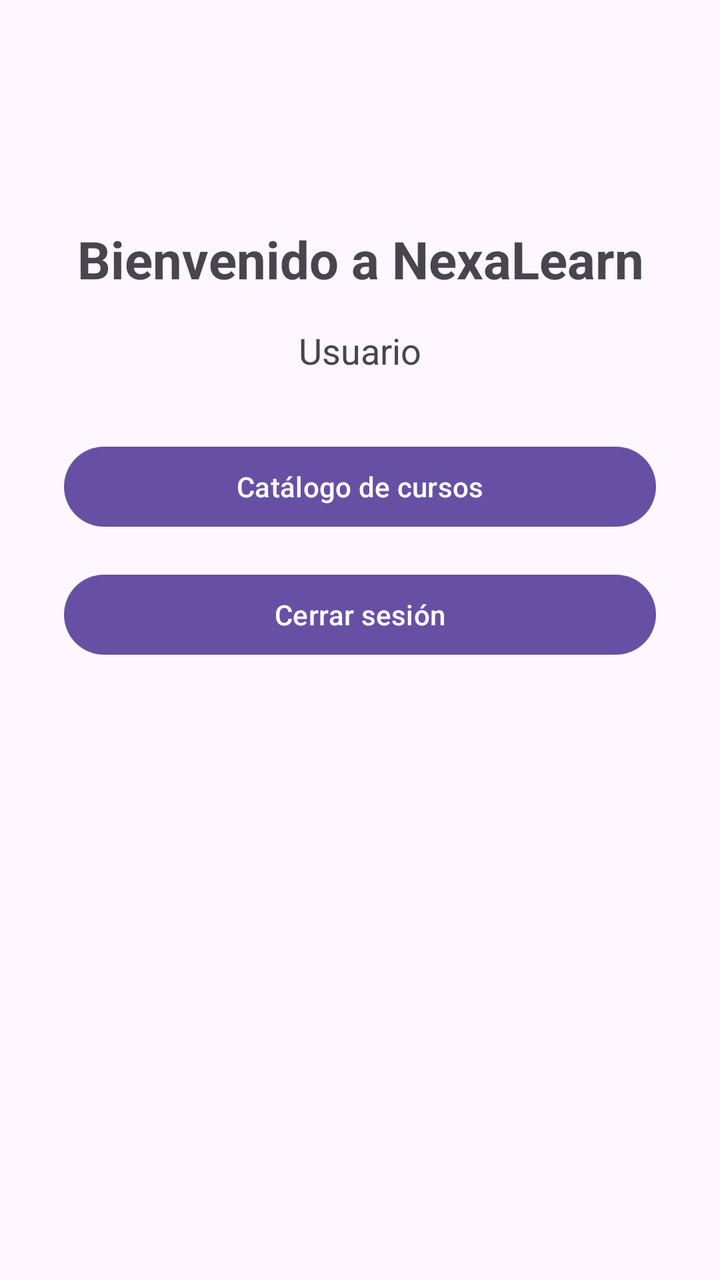
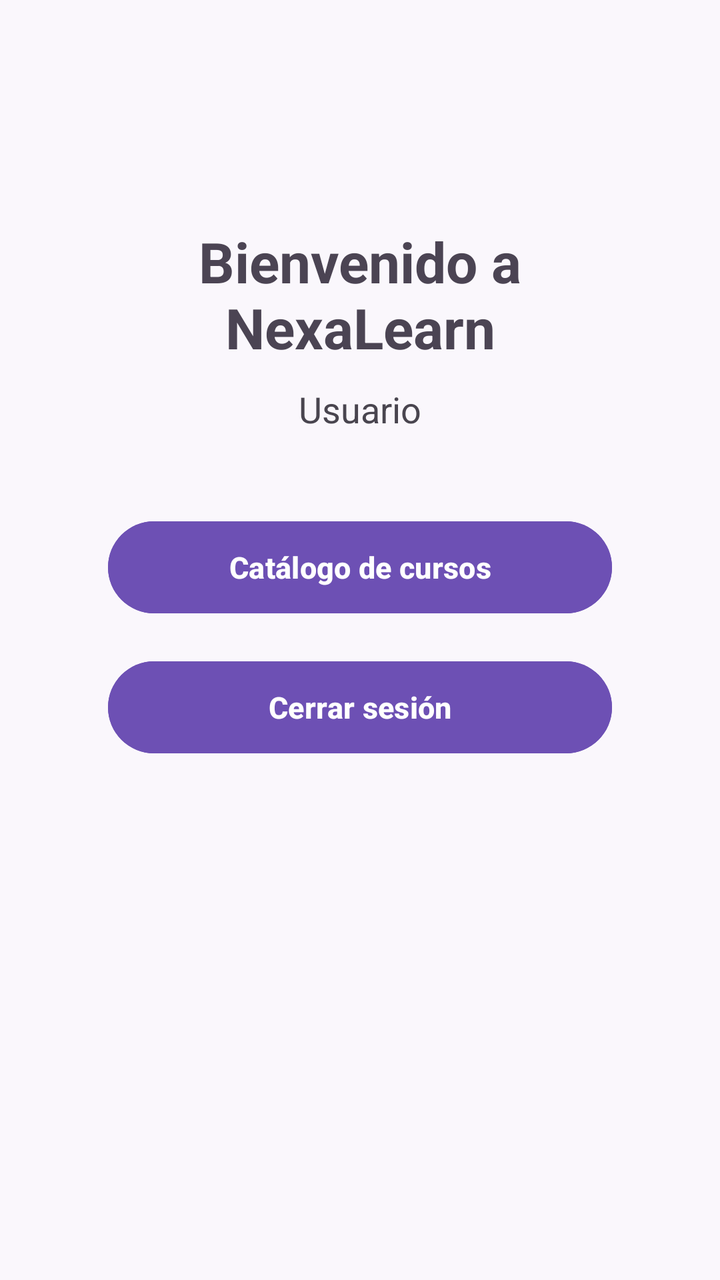

Compare the two renders of this Android layout. The source of the first and the diff that turns it into the second are given below.
<!-- AndroidManifest.xml: application theme Theme.AILearningMobile -->
<!-- res/layout/activity_home.xml -->
<?xml version="1.0" encoding="utf-8"?>
<ScrollView
    xmlns:android="http://schemas.android.com/apk/res/android"
    android:layout_width="match_parent"
    android:layout_height="match_parent">

    <LinearLayout
        android:id="@+id/main"
        android:layout_width="match_parent"
        android:layout_height="wrap_content"
        android:orientation="vertical"
        android:gravity="center_horizontal"
        android:padding="32dp">

        <TextView
            android:id="@+id/textBienvenida"
            android:layout_width="wrap_content"
            android:layout_height="wrap_content"
            android:text="Bienvenido a NexaLearn"
            android:textSize="26sp"
            android:textStyle="bold"
            android:gravity="center"
            android:layout_marginTop="80dp"
            android:layout_marginBottom="16dp" />

        <TextView
            android:id="@+id/textUsuario"
            android:layout_width="wrap_content"
            android:layout_height="wrap_content"
            android:text="Usuario"
            android:textSize="18sp"
            android:layout_marginBottom="32dp" />

        <Button
            android:id="@+id/btnBuscarUsuario"
            android:layout_width="match_parent"
            android:layout_height="wrap_content"
            android:text="Buscar usuario"
            android:textAllCaps="false"
            android:layout_marginBottom="16dp"
            android:visibility="gone" />

        <Button
            android:id="@+id/btnCursos"
            android:layout_width="match_parent"
            android:layout_height="wrap_content"
            android:text="Catálogo de cursos"
            android:textAllCaps="false"
            android:layout_marginBottom="16dp" />

        <Button
            android:id="@+id/btnMisCursos"
            android:layout_width="match_parent"
            android:layout_height="wrap_content"
            android:text="Mis cursos"
            android:textAllCaps="false"
            android:layout_marginBottom="16dp"
            android:visibility="gone" />

        <Button
            android:id="@+id/btnGestionarActividades"
            android:layout_width="match_parent"
            android:layout_height="wrap_content"
            android:text="Gestionar actividades"
            android:textAllCaps="false"
            android:layout_marginBottom="16dp"
            android:visibility="gone" />

        <Button
            android:id="@+id/btnCalificarActividades"
            android:layout_width="match_parent"
            android:layout_height="wrap_content"
            android:text="Calificar actividades"
            android:textAllCaps="false"
            android:layout_marginBottom="16dp"
            android:visibility="gone" />

        <Button

            android:id="@+id/btnCertificados"
            android:layout_width="match_parent"
            android:layout_height="wrap_content"
            android:text="Mis certificados"
            android:textAllCaps="false"
            android:layout_marginBottom="16dp"
            android:visibility="gone"

            />

        <Button

            android:id="@+id/btnEspaciosEducativos"
            android:layout_height="match_parent"
            android:layout_width="wrap_content"

            android:text = "Espacios educativos cercanos"
            android:textAllCaps="false"

            android:layout_marginBottom="16dp"
            android:visibility="gone"

            />


        <Button

            android:id="@+id/btnCerrarSesion"
            android:layout_width="match_parent"
            android:layout_height="wrap_content"
            android:text="Cerrar sesión"
            android:textAllCaps="false"

            />

    </LinearLayout>

</ScrollView>
<!-- resources referenced by this layout -->
<resources>
  <style name="Theme.AILearningMobile" parent="Base.Theme.AILearningMobile" />
  <style name="Base.Theme.AILearningMobile" parent="Theme.Material3.DayNight.NoActionBar">
          
          
      </style>
</resources>

<!-- the commit's change to res/layout/activity_home.xml (unified diff, before → after) -->
@@ -1,117 +1,15 @@
 <?xml version="1.0" encoding="utf-8"?>
-<ScrollView
-    xmlns:android="http://schemas.android.com/apk/res/android"
-    android:layout_width="match_parent"
-    android:layout_height="match_parent">
-
-    <LinearLayout
-        android:id="@+id/main"
-        android:layout_width="match_parent"
-        android:layout_height="wrap_content"
-        android:orientation="vertical"
-        android:gravity="center_horizontal"
-        android:padding="32dp">
-
-        <TextView
-            android:id="@+id/textBienvenida"
-            android:layout_width="wrap_content"
-            android:layout_height="wrap_content"
-            android:text="Bienvenido a NexaLearn"
-            android:textSize="26sp"
-            android:textStyle="bold"
-            android:gravity="center"
-            android:layout_marginTop="80dp"
-            android:layout_marginBottom="16dp" />
-
-        <TextView
-            android:id="@+id/textUsuario"
-            android:layout_width="wrap_content"
-            android:layout_height="wrap_content"
-            android:text="Usuario"
-            android:textSize="18sp"
-            android:layout_marginBottom="32dp" />
-
-        <Button
-            android:id="@+id/btnBuscarUsuario"
-            android:layout_width="match_parent"
-            android:layout_height="wrap_content"
-            android:text="Buscar usuario"
-            android:textAllCaps="false"
-            android:layout_marginBottom="16dp"
-            android:visibility="gone" />
-
-        <Button
-            android:id="@+id/btnCursos"
-            android:layout_width="match_parent"
-            android:layout_height="wrap_content"
-            android:text="Catálogo de cursos"
-            android:textAllCaps="false"
-            android:layout_marginBottom="16dp" />
-
-        <Button
-            android:id="@+id/btnMisCursos"
-            android:layout_width="match_parent"
-            android:layout_height="wrap_content"
-            android:text="Mis cursos"
-            android:textAllCaps="false"
-            android:layout_marginBottom="16dp"
-            android:visibility="gone" />
-
-        <Button
-            android:id="@+id/btnGestionarActividades"
-            android:layout_width="match_parent"
-            android:layout_height="wrap_content"
-            android:text="Gestionar actividades"
-            android:textAllCaps="false"
-            android:layout_marginBottom="16dp"
-            android:visibility="gone" />
-
-        <Button
-            android:id="@+id/btnCalificarActividades"
-            android:layout_width="match_parent"
-            android:layout_height="wrap_content"
-            android:text="Calificar actividades"
-            android:textAllCaps="false"
-            android:layout_marginBottom="16dp"
-            android:visibility="gone" />
-
-        <Button
-
-            android:id="@+id/btnCertificados"
-            android:layout_width="match_parent"
-            android:layout_height="wrap_content"
-            android:text="Mis certificados"
-            android:textAllCaps="false"
-            android:layout_marginBottom="16dp"
-            android:visibility="gone"
-
-            />
-
-        <Button
-
-            android:id="@+id/btnEspaciosEducativos"
-            android:layout_height="match_parent"
-            android:layout_width="wrap_content"
-
-            android:text = "Espacios educativos cercanos"
-            android:textAllCaps="false"
-
-            android:layout_marginBottom="16dp"
-            android:visibility="gone"
-
-            />
-
-
-        <Button
-
-            android:id="@+id/btnCerrarSesion"
-            android:layout_width="match_parent"
-            android:layout_height="wrap_content"
-            android:text="Cerrar sesión"
-            android:textAllCaps="false"
-
-            />
-
-    </LinearLayout>
-
+<ScrollView xmlns:android="http://schemas.android.com/apk/res/android" android:layout_width="match_parent" android:layout_height="match_parent" android:background="#FAF7FC">
+  <LinearLayout android:id="@+id/main" android:layout_width="match_parent" android:layout_height="wrap_content" android:orientation="vertical" android:gravity="center_horizontal" android:padding="32dp">
+    <TextView android:id="@+id/textBienvenida" android:layout_width="wrap_content" android:layout_height="wrap_content" android:text="Bienvenido a NexaLearn" android:textSize="28sp" android:textStyle="bold" android:gravity="center" android:layout_marginTop="80dp" android:layout_marginBottom="10dp" android:textColor="#4B4453" />
+    <TextView android:id="@+id/textUsuario" android:layout_width="wrap_content" android:layout_height="wrap_content" android:text="Usuario" android:textSize="18sp" android:layout_marginBottom="32dp" />
+    <Button android:id="@+id/btnBuscarUsuario" android:layout_width="match_parent" android:layout_height="54dp" android:text="Buscar usuario" android:textAllCaps="false" android:layout_marginBottom="8dp" android:visibility="gone" android:layout_marginStart="22dp" android:layout_marginEnd="22dp" android:layout_marginTop="8dp" android:backgroundTint="#6D50B4" android:textColor="#FFFFFF" android:textSize="15sp" android:textStyle="bold" android:paddingStart="16dp" android:paddingEnd="16dp" />
+    <Button android:id="@+id/btnCursos" android:layout_width="match_parent" android:layout_height="54dp" android:text="Catálogo de cursos" android:textAllCaps="false" android:layout_marginBottom="8dp" android:layout_marginStart="22dp" android:layout_marginEnd="22dp" android:layout_marginTop="8dp" android:backgroundTint="#6D50B4" android:textColor="#FFFFFF" android:textSize="15sp" android:textStyle="bold" android:paddingStart="16dp" android:paddingEnd="16dp" />
+    <Button android:id="@+id/btnMisCursos" android:layout_width="match_parent" android:layout_height="54dp" android:text="Mis cursos" android:textAllCaps="false" android:layout_marginBottom="8dp" android:visibility="gone" android:layout_marginStart="22dp" android:layout_marginEnd="22dp" android:layout_marginTop="8dp" android:backgroundTint="#6D50B4" android:textColor="#FFFFFF" android:textSize="15sp" android:textStyle="bold" android:paddingStart="16dp" android:paddingEnd="16dp" />
+    <Button android:id="@+id/btnGestionarActividades" android:layout_width="match_parent" android:layout_height="54dp" android:text="Gestionar actividades" android:textAllCaps="false" android:layout_marginBottom="8dp" android:visibility="gone" android:layout_marginStart="22dp" android:layout_marginEnd="22dp" android:layout_marginTop="8dp" android:backgroundTint="#6D50B4" android:textColor="#FFFFFF" android:textSize="15sp" android:textStyle="bold" android:paddingStart="16dp" android:paddingEnd="16dp" />
+    <Button android:id="@+id/btnCalificarActividades" android:layout_width="match_parent" android:layout_height="54dp" android:text="Calificar actividades" android:textAllCaps="false" android:layout_marginBottom="8dp" android:visibility="gone" android:layout_marginStart="22dp" android:layout_marginEnd="22dp" android:layout_marginTop="8dp" android:backgroundTint="#6D50B4" android:textColor="#FFFFFF" android:textSize="15sp" android:textStyle="bold" android:paddingStart="16dp" android:paddingEnd="16dp" />
+    <Button android:id="@+id/btnCertificados" android:layout_width="match_parent" android:layout_height="54dp" android:text="Mis certificados" android:textAllCaps="false" android:layout_marginBottom="8dp" android:visibility="gone" android:layout_marginStart="22dp" android:layout_marginEnd="22dp" android:layout_marginTop="8dp" android:backgroundTint="#6D50B4" android:textColor="#FFFFFF" android:textSize="15sp" android:textStyle="bold" android:paddingStart="16dp" android:paddingEnd="16dp" />
+    <Button android:id="@+id/btnEspaciosEducativos" android:layout_height="54dp" android:layout_width="match_parent" android:text="Espacios educativos cercanos" android:textAllCaps="false" android:layout_marginBottom="8dp" android:visibility="gone" android:layout_marginStart="22dp" android:layout_marginEnd="22dp" android:layout_marginTop="8dp" android:backgroundTint="#6D50B4" android:textColor="#FFFFFF" android:textSize="15sp" android:textStyle="bold" android:paddingStart="16dp" android:paddingEnd="16dp" />
+    <Button android:id="@+id/btnCerrarSesion" android:layout_width="match_parent" android:layout_height="54dp" android:text="Cerrar sesión" android:textAllCaps="false" android:layout_marginStart="22dp" android:layout_marginEnd="22dp" android:layout_marginTop="8dp" android:layout_marginBottom="8dp" android:backgroundTint="#6D50B4" android:textColor="#FFFFFF" android:textSize="15sp" android:textStyle="bold" android:paddingStart="16dp" android:paddingEnd="16dp" />
+  </LinearLayout>
 </ScrollView>
